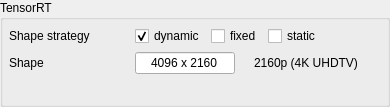
This is ui/designer/ui_tensorrt_widget.ui in herlegon/hconvert as Qt 5 draws it before an edit. The edited form follows.
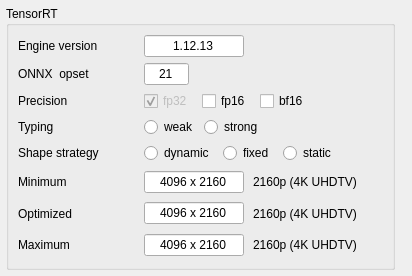
This is the edited form.

```diff
--- a/ui/designer/ui_tensorrt_widget.ui
+++ b/ui/designer/ui_tensorrt_widget.ui
@@ -6,51 +6,51 @@
    <rect>
     <x>0</x>
     <y>0</y>
-    <width>390</width>
-    <height>107</height>
+    <width>412</width>
+    <height>276</height>
    </rect>
   </property>
   <property name="windowTitle">
    <string>Form</string>
   </property>
   <layout class="QVBoxLayout" name="verticalLayout">
-   <property name="spacing">
-    <number>0</number>
-   </property>
    <property name="leftMargin">
-    <number>0</number>
+    <number>6</number>
    </property>
    <property name="topMargin">
-    <number>0</number>
+    <number>6</number>
    </property>
    <property name="rightMargin">
-    <number>0</number>
+    <number>6</number>
    </property>
    <property name="bottomMargin">
-    <number>0</number>
+    <number>6</number>
    </property>
    <item>
-    <widget class="QGroupBox" name="groupbox_tensorrt_model">
+    <widget class="QGroupBox" name="groupBox">
+     <property name="sizePolicy">
+      <sizepolicy hsizetype="Maximum" vsizetype="Preferred">
+       <horstretch>0</horstretch>
+       <verstretch>0</verstretch>
+      </sizepolicy>
+     </property>
      <property name="title">
       <string>TensorRT</string>
      </property>
-     <layout class="QVBoxLayout" name="verticalLayout_6">
-      <property name="leftMargin">
-       <number>6</number>
-      </property>
-      <property name="topMargin">
-       <number>6</number>
-      </property>
-      <property name="rightMargin">
-       <number>6</number>
-      </property>
-      <property name="bottomMargin">
-       <number>6</number>
-      </property>
+     <layout class="QVBoxLayout" name="verticalLayout_2">
       <item>
-       <layout class="QFormLayout" name="formLayout">
+       <layout class="QGridLayout" name="main_layout">
+        <property name="spacing">
+         <number>6</number>
+        </property>
         <item row="0" column="0">
-         <widget class="QLabel" name="label_30">
+         <widget class="QLabel" name="label_18">
+          <property name="sizePolicy">
+           <sizepolicy hsizetype="Preferred" vsizetype="Maximum">
+            <horstretch>0</horstretch>
+            <verstretch>0</verstretch>
+           </sizepolicy>
+          </property>
           <property name="minimumSize">
            <size>
             <width>120</width>
@@ -58,61 +58,267 @@
            </size>
           </property>
           <property name="text">
-           <string>Shape strategy</string>
+           <string>Engine version</string>
           </property>
          </widget>
         </item>
         <item row="0" column="1">
-         <layout class="QHBoxLayout" name="horizontalLayout_21">
+         <widget class="QLineEdit" name="lineedit_engine_version">
+          <property name="sizePolicy">
+           <sizepolicy hsizetype="Fixed" vsizetype="Fixed">
+            <horstretch>0</horstretch>
+            <verstretch>0</verstretch>
+           </sizepolicy>
+          </property>
+          <property name="maximumSize">
+           <size>
+            <width>100</width>
+            <height>16777215</height>
+           </size>
+          </property>
+          <property name="text">
+           <string>1.12.13</string>
+          </property>
+          <property name="alignment">
+           <set>Qt::AlignmentFlag::AlignCenter</set>
+          </property>
+         </widget>
+        </item>
+        <item row="1" column="0">
+         <widget class="QLabel" name="label_version">
+          <property name="text">
+           <string>ONNX  opset</string>
+          </property>
+         </widget>
+        </item>
+        <item row="1" column="1">
+         <layout class="QHBoxLayout" name="horizontalLayout">
           <item>
-           <widget class="QCheckBox" name="checkbox_dynamic">
-            <property name="enabled">
-             <bool>true</bool>
-            </property>
+           <widget class="QLineEdit" name="lineedit_opset">
             <property name="sizePolicy">
              <sizepolicy hsizetype="Maximum" vsizetype="Fixed">
               <horstretch>0</horstretch>
               <verstretch>0</verstretch>
              </sizepolicy>
             </property>
+            <property name="maximumSize">
+             <size>
+              <width>45</width>
+              <height>16777215</height>
+             </size>
+            </property>
+            <property name="text">
+             <string>21</string>
+            </property>
+            <property name="alignment">
+             <set>Qt::AlignmentFlag::AlignCenter</set>
+            </property>
+            <property name="readOnly">
+             <bool>true</bool>
+            </property>
+           </widget>
+          </item>
+          <item>
+           <spacer name="horizontalSpacer_11">
+            <property name="orientation">
+             <enum>Qt::Orientation::Horizontal</enum>
+            </property>
+            <property name="sizeHint" stdset="0">
+             <size>
+              <width>10</width>
+              <height>20</height>
+             </size>
+            </property>
+           </spacer>
+          </item>
+         </layout>
+        </item>
+        <item row="2" column="0">
+         <widget class="QLabel" name="label_16">
+          <property name="text">
+           <string>Precision</string>
+          </property>
+         </widget>
+        </item>
+        <item row="2" column="1">
+         <layout class="QHBoxLayout" name="layout_datatype">
+          <property name="spacing">
+           <number>9</number>
+          </property>
+          <item>
+           <widget class="QCheckBox" name="checkbox_fp32">
+            <property name="enabled">
+             <bool>false</bool>
+            </property>
+            <property name="text">
+             <string>fp32</string>
+            </property>
+            <property name="checked">
+             <bool>true</bool>
+            </property>
+           </widget>
+          </item>
+          <item>
+           <widget class="QCheckBox" name="checkbox_fp16">
+            <property name="enabled">
+             <bool>true</bool>
+            </property>
+            <property name="text">
+             <string>fp16</string>
+            </property>
+            <attribute name="buttonGroup">
+             <string notr="true">buttonGroup</string>
+            </attribute>
+           </widget>
+          </item>
+          <item>
+           <widget class="QCheckBox" name="checkbox_bf16">
+            <property name="enabled">
+             <bool>true</bool>
+            </property>
+            <property name="text">
+             <string>bf16</string>
+            </property>
+            <attribute name="buttonGroup">
+             <string notr="true">buttonGroup</string>
+            </attribute>
+           </widget>
+          </item>
+          <item>
+           <spacer name="horizontalSpacer_6">
+            <property name="orientation">
+             <enum>Qt::Orientation::Horizontal</enum>
+            </property>
+            <property name="sizeHint" stdset="0">
+             <size>
+              <width>10</width>
+              <height>20</height>
+             </size>
+            </property>
+           </spacer>
+          </item>
+         </layout>
+        </item>
+        <item row="3" column="0">
+         <widget class="QLabel" name="label_typing">
+          <property name="text">
+           <string>Typing</string>
+          </property>
+         </widget>
+        </item>
+        <item row="3" column="1">
+         <layout class="QHBoxLayout" name="horizontalLayout_2">
+          <item>
+           <widget class="QRadioButton" name="radiobutton_weak">
+            <property name="text">
+             <string>weak</string>
+            </property>
+            <property name="checkable">
+             <bool>true</bool>
+            </property>
+            <property name="checked">
+             <bool>false</bool>
+            </property>
+            <property name="autoExclusive">
+             <bool>true</bool>
+            </property>
+            <attribute name="buttonGroup">
+             <string notr="true">buttonGroup_2</string>
+            </attribute>
+           </widget>
+          </item>
+          <item>
+           <widget class="QRadioButton" name="radiobutton_strong">
+            <property name="text">
+             <string>strong</string>
+            </property>
+            <property name="checkable">
+             <bool>true</bool>
+            </property>
+            <property name="checked">
+             <bool>false</bool>
+            </property>
+            <property name="autoExclusive">
+             <bool>true</bool>
+            </property>
+            <attribute name="buttonGroup">
+             <string notr="true">buttonGroup_2</string>
+            </attribute>
+           </widget>
+          </item>
+          <item>
+           <spacer name="horizontalSpacer_12">
+            <property name="orientation">
+             <enum>Qt::Orientation::Horizontal</enum>
+            </property>
+            <property name="sizeHint" stdset="0">
+             <size>
+              <width>0</width>
+              <height>20</height>
+             </size>
+            </property>
+           </spacer>
+          </item>
+         </layout>
+        </item>
+        <item row="4" column="0">
+         <widget class="QLabel" name="label_shape_strategy">
+          <property name="text">
+           <string>Shape strategy</string>
+          </property>
+         </widget>
+        </item>
+        <item row="4" column="1">
+         <layout class="QHBoxLayout" name="layout_shape_strategy">
+          <property name="spacing">
+           <number>9</number>
+          </property>
+          <item>
+           <widget class="QRadioButton" name="radiobutton_dynamic">
             <property name="text">
              <string>dynamic</string>
             </property>
+            <property name="checkable">
+             <bool>true</bool>
+            </property>
             <property name="checked">
+             <bool>false</bool>
+            </property>
+            <property name="autoExclusive">
              <bool>true</bool>
             </property>
            </widget>
           </item>
           <item>
-           <widget class="QCheckBox" name="checkbox_static_2">
-            <property name="enabled">
-             <bool>true</bool>
-            </property>
-            <property name="sizePolicy">
-             <sizepolicy hsizetype="Maximum" vsizetype="Fixed">
-              <horstretch>0</horstretch>
-              <verstretch>0</verstretch>
-             </sizepolicy>
-            </property>
+           <widget class="QRadioButton" name="radiobutton_fixed">
             <property name="text">
              <string>fixed</string>
             </property>
+            <property name="checkable">
+             <bool>true</bool>
+            </property>
+            <property name="checked">
+             <bool>false</bool>
+            </property>
+            <property name="autoExclusive">
+             <bool>true</bool>
+            </property>
            </widget>
           </item>
-          <item alignment="Qt::AlignmentFlag::AlignLeft">
-           <widget class="QCheckBox" name="checkbox_static">
-            <property name="enabled">
-             <bool>true</bool>
-            </property>
-            <property name="sizePolicy">
-             <sizepolicy hsizetype="Maximum" vsizetype="Fixed">
-              <horstretch>0</horstretch>
-              <verstretch>0</verstretch>
-             </sizepolicy>
-            </property>
+          <item>
+           <widget class="QRadioButton" name="radiobutton_static">
             <property name="text">
              <string>static</string>
             </property>
+            <property name="checkable">
+             <bool>true</bool>
+            </property>
+            <property name="checked">
+             <bool>false</bool>
+            </property>
+            <property name="autoExclusive">
+             <bool>true</bool>
+            </property>
            </widget>
           </item>
           <item>
@@ -120,12 +326,9 @@
             <property name="orientation">
              <enum>Qt::Orientation::Horizontal</enum>
             </property>
-            <property name="sizeType">
-             <enum>QSizePolicy::Policy::MinimumExpanding</enum>
-            </property>
             <property name="sizeHint" stdset="0">
              <size>
-              <width>10</width>
+              <width>0</width>
               <height>20</height>
              </size>
             </property>
@@ -133,15 +336,21 @@
           </item>
          </layout>
         </item>
-        <item row="1" column="0">
-         <widget class="QLabel" name="label_12">
+        <item row="5" column="0">
+         <widget class="QLabel" name="label_size_min">
+          <property name="enabled">
+           <bool>true</bool>
+          </property>
           <property name="text">
-           <string>Shape</string>
+           <string>Minimum</string>
           </property>
          </widget>
         </item>
-        <item row="1" column="1">
-         <layout class="QHBoxLayout" name="layout_resolution_r">
+        <item row="5" column="1">
+         <layout class="QHBoxLayout" name="layout_shape_min">
+          <property name="spacing">
+           <number>9</number>
+          </property>
           <item>
            <widget class="QLineEdit" name="lineedit_shape">
             <property name="sizePolicy">
@@ -182,19 +391,164 @@
              <string>2160p (4K UHDTV)</string>
             </property>
             <property name="alignment">
+             <set>Qt::AlignmentFlag::AlignLeading|Qt::AlignmentFlag::AlignLeft|Qt::AlignmentFlag::AlignVCenter</set>
+            </property>
+           </widget>
+          </item>
+          <item>
+           <spacer name="horizontalSpacer_8">
+            <property name="orientation">
+             <enum>Qt::Orientation::Horizontal</enum>
+            </property>
+            <property name="sizeHint" stdset="0">
+             <size>
+              <width>0</width>
+              <height>0</height>
+             </size>
+            </property>
+           </spacer>
+          </item>
+         </layout>
+        </item>
+        <item row="6" column="0">
+         <widget class="QLabel" name="label_size_opt">
+          <property name="enabled">
+           <bool>true</bool>
+          </property>
+          <property name="text">
+           <string>Optimized</string>
+          </property>
+         </widget>
+        </item>
+        <item row="6" column="1">
+         <layout class="QHBoxLayout" name="layout_shape_opt">
+          <property name="spacing">
+           <number>9</number>
+          </property>
+          <item alignment="Qt::AlignmentFlag::AlignLeft|Qt::AlignmentFlag::AlignVCenter">
+           <widget class="QLineEdit" name="lineedit_shape_opt">
+            <property name="sizePolicy">
+             <sizepolicy hsizetype="Fixed" vsizetype="Fixed">
+              <horstretch>0</horstretch>
+              <verstretch>0</verstretch>
+             </sizepolicy>
+            </property>
+            <property name="maximumSize">
+             <size>
+              <width>100</width>
+              <height>16777215</height>
+             </size>
+            </property>
+            <property name="text">
+             <string>4096 x 2160</string>
+            </property>
+            <property name="alignment">
              <set>Qt::AlignmentFlag::AlignCenter</set>
             </property>
            </widget>
           </item>
           <item>
-           <spacer name="horizontalSpacer_9">
+           <widget class="QLabel" name="label_resolution_opt">
+            <property name="minimumSize">
+             <size>
+              <width>130</width>
+              <height>0</height>
+             </size>
+            </property>
+            <property name="maximumSize">
+             <size>
+              <width>150</width>
+              <height>16777215</height>
+             </size>
+            </property>
+            <property name="text">
+             <string>2160p (4K UHDTV)</string>
+            </property>
+            <property name="alignment">
+             <set>Qt::AlignmentFlag::AlignLeading|Qt::AlignmentFlag::AlignLeft|Qt::AlignmentFlag::AlignVCenter</set>
+            </property>
+           </widget>
+          </item>
+          <item>
+           <spacer name="horizontalSpacer_opt">
             <property name="orientation">
              <enum>Qt::Orientation::Horizontal</enum>
             </property>
             <property name="sizeHint" stdset="0">
              <size>
               <width>0</width>
-              <height>20</height>
+              <height>0</height>
+             </size>
+            </property>
+           </spacer>
+          </item>
+         </layout>
+        </item>
+        <item row="7" column="0">
+         <widget class="QLabel" name="label_size_max">
+          <property name="text">
+           <string>Maximum</string>
+          </property>
+         </widget>
+        </item>
+        <item row="7" column="1">
+         <layout class="QHBoxLayout" name="layout_shape_max">
+          <property name="spacing">
+           <number>9</number>
+          </property>
+          <item>
+           <widget class="QLineEdit" name="lineedit_shape_max">
+            <property name="sizePolicy">
+             <sizepolicy hsizetype="Fixed" vsizetype="Fixed">
+              <horstretch>0</horstretch>
+              <verstretch>0</verstretch>
+             </sizepolicy>
+            </property>
+            <property name="maximumSize">
+             <size>
+              <width>100</width>
+              <height>16777215</height>
+             </size>
+            </property>
+            <property name="text">
+             <string>4096 x 2160</string>
+            </property>
+            <property name="alignment">
+             <set>Qt::AlignmentFlag::AlignCenter</set>
+            </property>
+           </widget>
+          </item>
+          <item>
+           <widget class="QLabel" name="label_resolution_max">
+            <property name="minimumSize">
+             <size>
+              <width>130</width>
+              <height>0</height>
+             </size>
+            </property>
+            <property name="maximumSize">
+             <size>
+              <width>150</width>
+              <height>16777215</height>
+             </size>
+            </property>
+            <property name="text">
+             <string>2160p (4K UHDTV)</string>
+            </property>
+            <property name="alignment">
+             <set>Qt::AlignmentFlag::AlignLeading|Qt::AlignmentFlag::AlignLeft|Qt::AlignmentFlag::AlignVCenter</set>
+            </property>
+           </widget>
+          </item>
+          <item>
+           <spacer name="horizontalSpacer_10">
+            <property name="orientation">
+             <enum>Qt::Orientation::Horizontal</enum>
+            </property>
+            <property name="sizeHint" stdset="0">
+             <size>
+              <width>0</width>
+              <height>0</height>
              </size>
             </property>
            </spacer>
```
Left out of the diff: 8 changed lines with no effect on the pictures.
